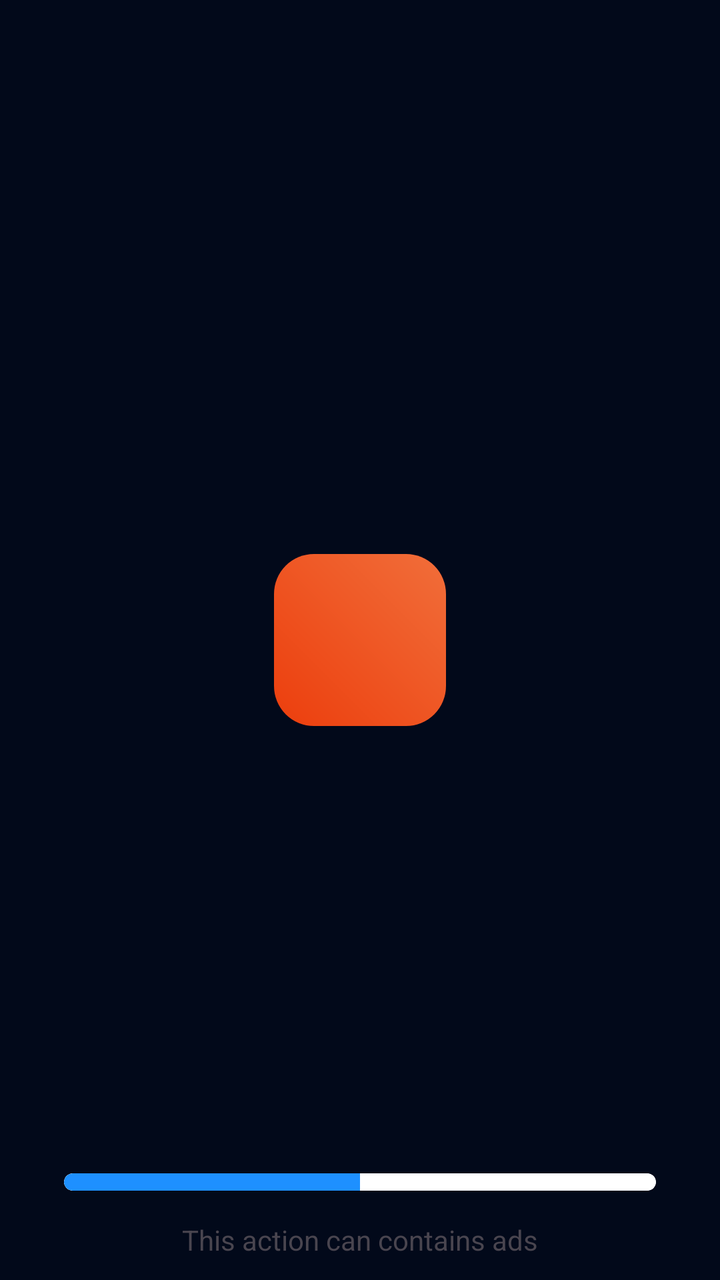
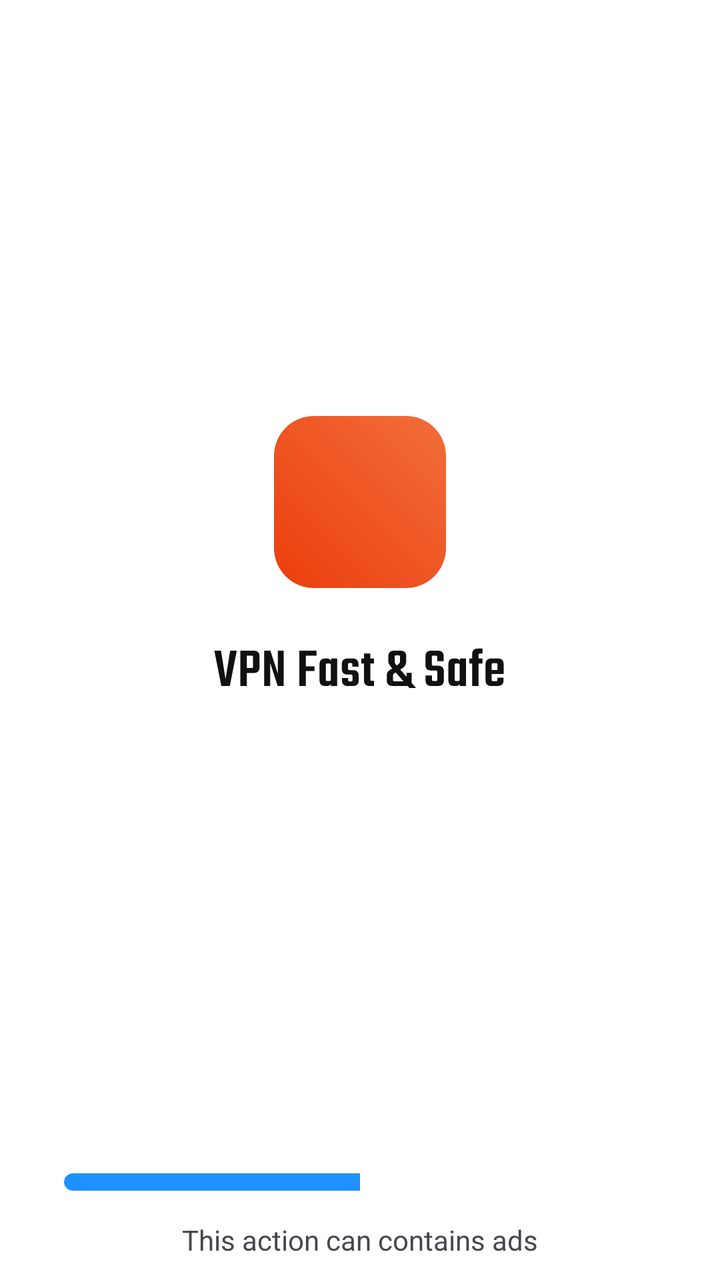

Compare the two renders of this Android layout. The source of the first and the diff that turns it into the second are given below.
<!-- AndroidManifest.xml: activity theme Theme.SuperVPN -->
<!-- res/layout/activity_splash.xml -->
<?xml version="1.0" encoding="utf-8"?>
<androidx.constraintlayout.widget.ConstraintLayout xmlns:android="http://schemas.android.com/apk/res/android"
    xmlns:app="http://schemas.android.com/apk/res-auto"
    xmlns:tools="http://schemas.android.com/tools"
    android:layout_width="match_parent"
    android:layout_height="match_parent"
    android:background="#02091A"
    android:fitsSystemWindows="true"
    tools:context=".splash.SplashActivity">

    <androidx.appcompat.widget.AppCompatImageView
        android:layout_width="wrap_content"
        android:layout_height="wrap_content"
        android:src="@drawable/ic_vpn_splash"
        app:layout_constraintBottom_toBottomOf="parent"
        app:layout_constraintEnd_toEndOf="parent"
        app:layout_constraintStart_toStartOf="parent"
        app:layout_constraintTop_toTopOf="parent" />

    <ProgressBar
        android:id="@+id/customProgressBar"
        style="?android:attr/progressBarStyleHorizontal"
        android:layout_marginHorizontal="@dimen/size30"
        android:layout_width="match_parent"
        android:layout_height="@dimen/size8"
        android:layout_marginBottom="@dimen/size14"
        android:indeterminate="false"
        android:indeterminateTint="@color/primary_color"
        android:max="100"
        android:progress="50"
        android:progressDrawable="@drawable/progress_bar"
        android:background="@drawable/progress_bar"
        android:clipToOutline="true"
        app:layout_constraintBottom_toTopOf="@+id/ads_notice" />

    <androidx.appcompat.widget.AppCompatTextView
        android:id="@+id/ads_notice"
        android:layout_width="wrap_content"
        android:layout_height="wrap_content"
        android:layout_marginBottom="@dimen/size10"
        android:text="@string/ads_message_notice"
        app:layout_constraintBottom_toBottomOf="parent"
        app:layout_constraintEnd_toEndOf="parent"
        app:layout_constraintStart_toStartOf="parent" />
</androidx.constraintlayout.widget.ConstraintLayout>
<!-- resources referenced by this layout -->
<resources>
  <color name="primary_color">#24C9C5</color>
  <dimen name="size10">10.6667dp</dimen>
  <dimen name="size14">14.9333dp</dimen>
  <dimen name="size30">32dp</dimen>
  <dimen name="size8">8.5333dp</dimen>
  <!-- drawable ic_vpn_splash (drawable) -->
  <vector xmlns:android="http://schemas.android.com/apk/res/android"
      xmlns:aapt="http://schemas.android.com/aapt"
      android:width="86dp"
      android:height="86dp"
      android:viewportWidth="86"
      android:viewportHeight="86">
    <path
        android:pathData="M20,0L66,0A20,20 0,0 1,86 20L86,66A20,20 0,0 1,66 86L20,86A20,20 0,0 1,0 66L0,20A20,20 0,0 1,20 0z">
      <aapt:attr name="android:fillColor">
        <gradient 
            android:startX="0"
            android:startY="86"
            android:endX="86"
            android:endY="0"
            android:type="linear">
          <item android:offset="0" android:color="#FFEC3E0D"/>
          <item android:offset="1" android:color="#FFF16E3A"/>
        </gradient>
      </aapt:attr>
    </path>
  </vector>
  <!-- drawable progress_bar (drawable) -->
  <?xml version="1.0" encoding="utf-8"?>
  <layer-list xmlns:android="http://schemas.android.com/apk/res/android">
      <item android:id="@android:id/background">
          <shape>
              <solid android:color="@color/white" />
              <corners android:radius="@dimen/size20" />
          </shape>
  
      </item>
  
  
      <item android:id="@android:id/secondaryProgress">
          <clip>
              <shape>
                  <solid android:color="#1E90FF" />
                  <corners android:radius="@dimen/size20" />
              </shape>
          </clip>
      </item>
  
      <item android:id="@android:id/progress">
          <clip>
              <shape>
                  <solid android:color="#1E90FF" />
                  <corners android:radius="@dimen/size20" />
              </shape>
          </clip>
      </item>
  </layer-list>
  <string name="ads_message_notice">This action can contains ads</string>
  <style name="Theme.SuperVPN" parent="android:Theme.Material.Light.NoActionBar" />
  <color name="white">#FFFFFFFF</color>
  <dimen name="size20">21.3333dp</dimen>
</resources>

<!-- the commit's change to res/layout/activity_splash.xml (unified diff, before → after) -->
@@ -4,18 +4,9 @@
     xmlns:tools="http://schemas.android.com/tools"
     android:layout_width="match_parent"
     android:layout_height="match_parent"
-    android:background="#02091A"
+    android:background="@drawable/bg_splash"
     android:fitsSystemWindows="true"
     tools:context=".splash.SplashActivity">
-
-    <androidx.appcompat.widget.AppCompatImageView
-        android:layout_width="wrap_content"
-        android:layout_height="wrap_content"
-        android:src="@drawable/ic_vpn_splash"
-        app:layout_constraintBottom_toBottomOf="parent"
-        app:layout_constraintEnd_toEndOf="parent"
-        app:layout_constraintStart_toStartOf="parent"
-        app:layout_constraintTop_toTopOf="parent" />
 
     <ProgressBar
         android:id="@+id/customProgressBar"
<!-- resource entries referenced after the edit -->
@@ -5,28 +5,7 @@
   <dimen name="size14">14.9333dp</dimen>
   <dimen name="size30">32dp</dimen>
   <dimen name="size8">8.5333dp</dimen>
-  <!-- drawable ic_vpn_splash (drawable) -->
-  <vector xmlns:android="http://schemas.android.com/apk/res/android"
-      xmlns:aapt="http://schemas.android.com/aapt"
-      android:width="86dp"
-      android:height="86dp"
-      android:viewportWidth="86"
-      android:viewportHeight="86">
-    <path
-        android:pathData="M20,0L66,0A20,20 0,0 1,86 20L86,66A20,20 0,0 1,66 86L20,86A20,20 0,0 1,0 66L0,20A20,20 0,0 1,20 0z">
-      <aapt:attr name="android:fillColor">
-        <gradient 
-            android:startX="0"
-            android:startY="86"
-            android:endX="86"
-            android:endY="0"
-            android:type="linear">
-          <item android:offset="0" android:color="#FFEC3E0D"/>
-          <item android:offset="1" android:color="#FFF16E3A"/>
-        </gradient>
-      </aapt:attr>
-    </path>
-  </vector>
+  <!-- drawable bg_splash: vector/xml drawable (drawable, 8414 chars, omitted) -->
   <!-- drawable progress_bar (drawable) -->
   <?xml version="1.0" encoding="utf-8"?>
   <layer-list xmlns:android="http://schemas.android.com/apk/res/android">
@@ -58,7 +37,9 @@
       </item>
   </layer-list>
   <string name="ads_message_notice">This action can contains ads</string>
-  <style name="Theme.SuperVPN" parent="android:Theme.Material.Light.NoActionBar" />
+  <style name="Theme.SuperVPN" parent="android:Theme.Material.Light.NoActionBar">
+          <item name="android:windowBackground">@drawable/bg_splash</item>
+      </style>
   <color name="white">#FFFFFFFF</color>
   <dimen name="size20">21.3333dp</dimen>
 </resources>
